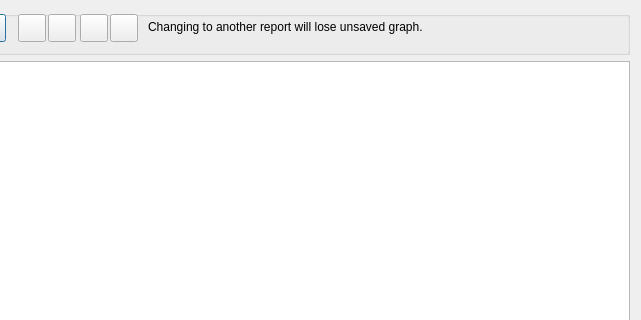
First picture: the form in GUI_UIs/ui_dialog_graph.ui, repository ccbogel/QualCoder, before the edit; both pictures show x 383 to 1024 and y 0 to 320 of the 1024 by 600 pixel window.
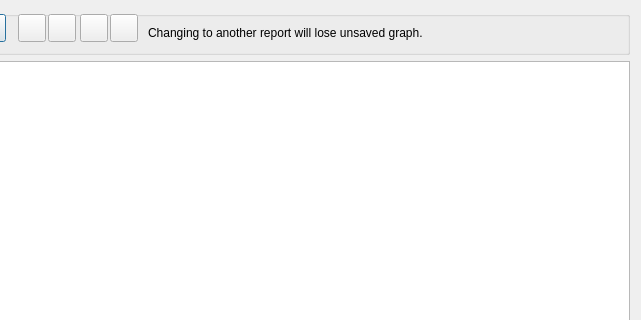
Second picture: the form after the edit.

Commit message: widget resize

The edit to the form file:
```diff
--- a/GUI_UIs/ui_dialog_graph.ui
+++ b/GUI_UIs/ui_dialog_graph.ui
@@ -230,7 +230,7 @@
         <x>520</x>
         <y>2</y>
         <width>481</width>
-        <height>28</height>
+        <height>40</height>
        </rect>
       </property>
       <property name="text">
```
